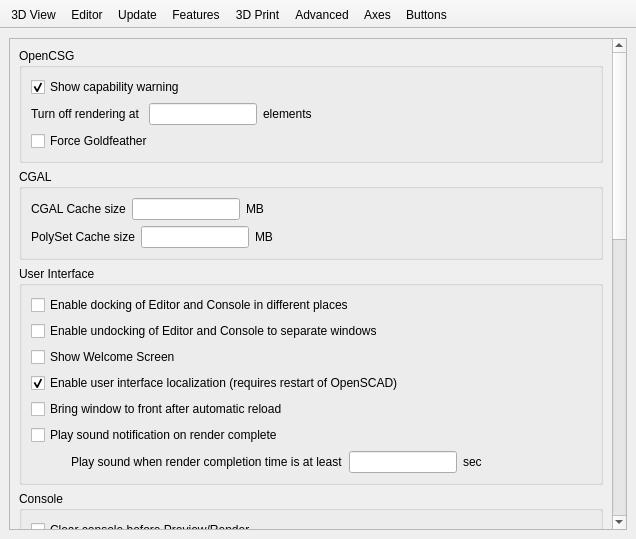
First picture: the form in src/gui/Preferences.ui, repository ochafik/openscad, before the edit.
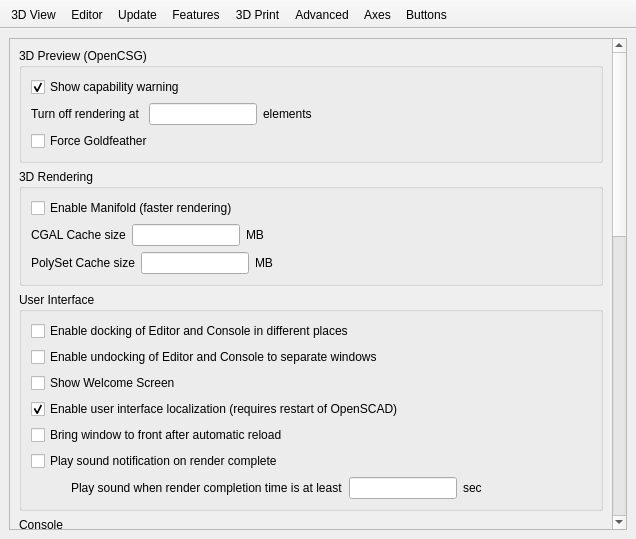
Second picture: the form after the edit. The open tabs and pages were chosen to show the change. Icons and pictures are not drawn. Custom widgets are drawn as their Qt base class.

Commit message: Promote manifold experiment to default (can be disabled in pref/advanced, and w/ --legacycgal CLI flag)

The edit to the form file:
```diff
--- a/src/gui/Preferences.ui
+++ b/src/gui/Preferences.ui
@@ -1642,7 +1642,7 @@
             <item>
              <widget class="QGroupBox" name="groupBox_CSG">
               <property name="title">
-               <string>OpenCSG</string>
+               <string>3D Preview (OpenCSG)</string>
               </property>
               <layout class="QVBoxLayout" name="verticalLayout_6">
                <item>
@@ -1709,9 +1709,16 @@
             <item>
              <widget class="QGroupBox" name="groupBox_CGAL">
               <property name="title">
-               <string>CGAL</string>
+               <string>3D Rendering</string>
               </property>
               <layout class="QVBoxLayout" name="verticalLayout_14">
+               <item>
+                <widget class="QCheckBox" name="manifoldEnabledCheckBox">
+                 <property name="text">
+                  <string>Enable Manifold (faster rendering)</string>
+                 </property>
+                </widget>
+               </item>
                <item>
                 <layout class="QHBoxLayout" name="horizontalLayout_cgalCacheSizeMB">
                  <item>
```
Left out of the diff: 2 changed lines with no effect on the pictures. The commit also changes 15 other files.
